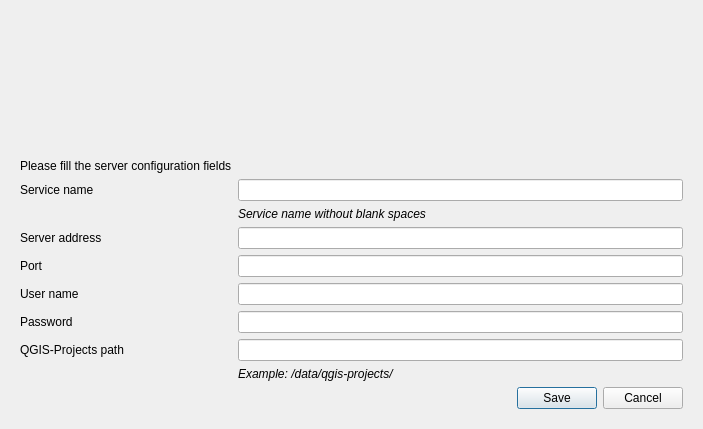
This is mapbender_plugin/dialogs/ui/add_server_section_dialog.ui in WhereGroup/QGIS2Mapbender as Qt 5 draws it before an edit. The edited form follows.
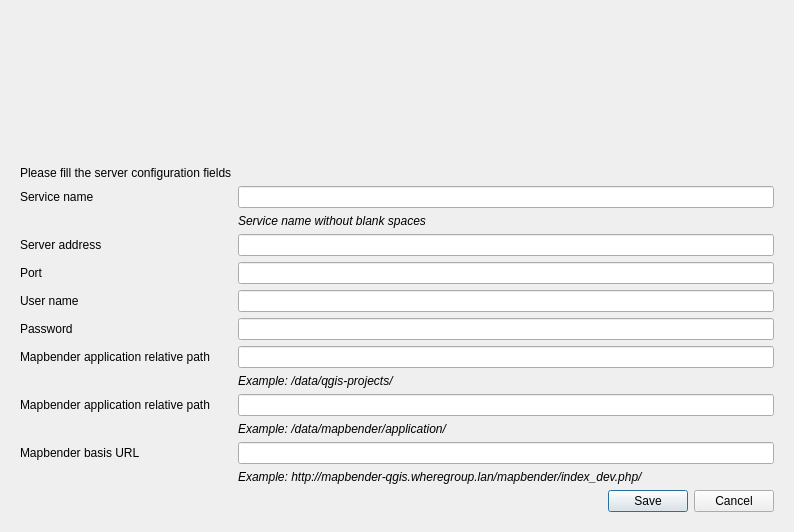
This is the edited form. Icons and pictures are not drawn.

Commit message: get qgis project path from server config and update server table: show qgis project path. add dynamic basis url

What changed in the file:
```diff
--- a/mapbender_plugin/dialogs/ui/add_server_section_dialog.ui
+++ b/mapbender_plugin/dialogs/ui/add_server_section_dialog.ui
@@ -6,8 +6,8 @@
    <rect>
     <x>0</x>
     <y>0</y>
-    <width>703</width>
-    <height>429</height>
+    <width>794</width>
+    <height>532</height>
    </rect>
   </property>
   <property name="windowTitle">
@@ -92,7 +92,7 @@
         <item row="7" column="0">
          <widget class="QLabel" name="newQgisProjectPathLabel">
           <property name="text">
-           <string>QGIS-Projects path</string>
+           <string>Mapbender application relative path</string>
           </property>
          </widget>
         </item>
@@ -136,6 +136,53 @@
           </property>
          </widget>
         </item>
+        <item row="9" column="1">
+         <widget class="QLineEdit" name="newMapbenderRelPathLineEdit"/>
+        </item>
+        <item row="9" column="0">
+         <widget class="QLabel" name="newMapbenderPathLabel">
+          <property name="text">
+           <string>Mapbender application relative path</string>
+          </property>
+         </widget>
+        </item>
+        <item row="10" column="1">
+         <widget class="QLabel" name="label_5">
+          <property name="font">
+           <font>
+            <italic>true</italic>
+           </font>
+          </property>
+          <property name="contextMenuPolicy">
+           <enum>Qt::DefaultContextMenu</enum>
+          </property>
+          <property name="text">
+           <string>Example: /data/mapbender/application/</string>
+          </property>
+         </widget>
+        </item>
+        <item row="11" column="1">
+         <widget class="QLineEdit" name="newMapbenderUrlLineEdit"/>
+        </item>
+        <item row="11" column="0">
+         <widget class="QLabel" name="newMapbenderUrlLabel">
+          <property name="text">
+           <string>Mapbender basis URL</string>
+          </property>
+         </widget>
+        </item>
+        <item row="12" column="1">
+         <widget class="QLabel" name="label_6">
+          <property name="font">
+           <font>
+            <italic>true</italic>
+           </font>
+          </property>
+          <property name="text">
+           <string>Example: http://mapbender-qgis.wheregroup.lan/mapbender/index_dev.php/</string>
+          </property>
+         </widget>
+        </item>
        </layout>
       </item>
      </layout>
```
Left out of the diff: 50 changed lines with no effect on the pictures. The commit also changes 6 other files.
